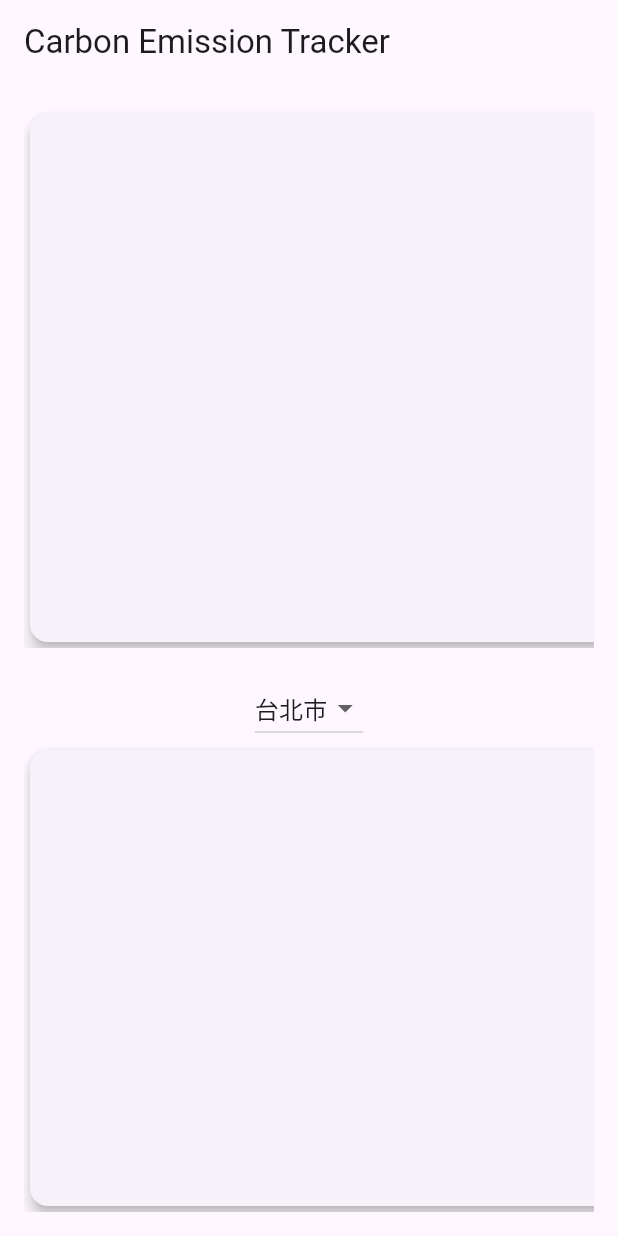
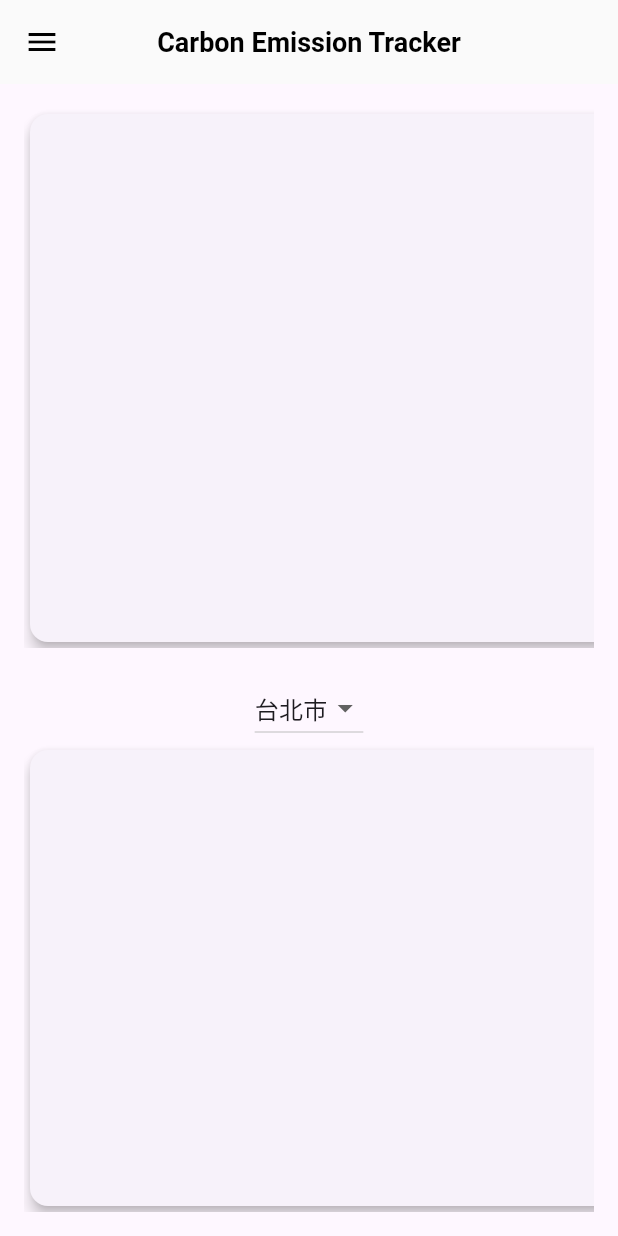
Before and after one commit to HowHaoChih/Carbon_APP_Fonted, a Flutter app: the first screen one second after launch, on a phone screen of 412 x 824 dp. Run offline on Flutter 3.47's test engine with Material 3 defaults, Android fonts, the phone set to English and light mode, and no system bars; our stand-ins replace fl_chart, flutter_svg.

Commit message:
implement sidebar

```diff
--- a/carbon_app/lib/screens/home_screen.dart
+++ b/carbon_app/lib/screens/home_screen.dart
@@ -1,6 +1,7 @@
 import 'package:flutter/material.dart';
-import '../widgets/national_chart.dart';
-import '../widgets/city_chart.dart';
+import 'package:flutter_svg/svg.dart';
+import '../widgets/national_chart.dart'; // 引入全國碳排放圖表的 widget
+import '../widgets/city_chart.dart'; // 引入城市碳排放圖表的 widget
 
 class HomeScreen extends StatefulWidget {
   const HomeScreen({super.key});
@@ -10,33 +11,93 @@ class HomeScreen extends StatefulWidget {
 }
 
 class _HomeScreenState extends State<HomeScreen> {
-  String selectedCity = "台北市"; // 預設城市
+  // 預設選擇的城市名稱，初始值為 "台北市"
+  String selectedCity = "台北市";
 
   @override
   Widget build(BuildContext context) {
     return Scaffold(
-      appBar: AppBar(
-        title: const Text("Carbon Emission Tracker"),
+      // Scaffold 是 Flutter 提供的基礎頁面框架，包含 appBar、drawer 和 body
+      appBar: appBar(), // 自定義的 AppBar
+      drawer: Drawer(
+        // 左側的抽屜導航欄
+        child: ListView(
+          padding: EdgeInsets.zero, // 移除默認內邊距
+          children: <Widget>[
+            // 顯示抽屜頂部的空間以適應狀態欄
+            Container(
+              padding: EdgeInsets.only(
+                top: MediaQuery.of(context).padding.top,
+              ),
+            ),
+            // 抽屜選項 - 首頁
+            ListTile(
+              leading: const Icon(Icons.home), // Icon 圖標：首頁
+              title: const Text('首頁'),
+              onTap: () {
+                Navigator.pop(context); // 關閉抽屜
+                // 添加其他邏輯處理（例如跳轉頁面）
+              },
+            ),
+            // 抽屜選項 - 產業視圖
+            ListTile(
+              leading: const Icon(Icons.factory), // Icon 圖標：工廠
+              title: const Text('產業視圖'),
+              onTap: () {
+                Navigator.pop(context); // 關閉抽屜
+                // 添加其他邏輯處理
+              },
+            ),
+            // 抽屜選項 - 縣市產業視圖
+            ListTile(
+              leading: const Icon(Icons.format_list_bulleted), // Icon 圖標：清單
+              title: const Text('縣市產業視圖'),
+              onTap: () {
+                Navigator.pop(context); // 關閉抽屜
+                // 添加其他邏輯處理
+              },
+            ),
+            // 抽屜選項 - 單年視圖
+            ListTile(
+              leading: const Icon(Icons.pie_chart), // Icon 圖標：圓餅圖
+              title: const Text('單年視圖'),
+              onTap: () {
+                Navigator.pop(context); // 關閉抽屜
+                // 添加其他邏輯處理
+              },
+            ),
+            // 抽屜選項 - 地圖視角
+            ListTile(
+              leading: const Icon(Icons.map), // Icon 圖標：地圖
+              title: const Text('地圖視角'),
+              onTap: () {
+                Navigator.pop(context); // 關閉抽屜
+                // 添加其他邏輯處理
+              },
+            ),
+          ],
+        ),
       ),
       body: Padding(
-        padding: const EdgeInsets.all(16.0),
+        padding: const EdgeInsets.all(16.0), // 整個頁面內容四周的內邊距
         child: Column(
           children: [
-            // 全國碳排放趨勢圖
+            // 全國碳排放趨勢圖表
             const Expanded(
-              flex: 2,
-              child: NationalChart(),
+              flex: 2, // 占用父容器 2 倍的空間
+              child: NationalChart(), // 顯示全國碳排放趨勢的自定義 widget
             ),
-            const SizedBox(height: 16),
+            const SizedBox(height: 16), // 垂直間距
             // 城市碳排放趨勢圖
             Expanded(
-              flex: 2,
+              flex: 2, // 占用父容器 2 倍的空間
               child: Column(
                 children: [
                   // 城市選擇下拉選單
                   DropdownButton<String>(
-                    value: selectedCity,
+                    value: selectedCity, // 當前選中的城市
                     items: const [
+                      // 縣市選項列表
                       "南投縣",
                       "台中市",
                       "台北市",
@@ -60,20 +121,22 @@ class _HomeScreenState extends State<HomeScreen> {
                       "雲林縣",
                       "高雄市"
                     ].map((String city) {
+                      // 將每個城市名稱轉為 DropdownMenuItem
                       return DropdownMenuItem<String>(
-                        value: city,
-                        child: Text(city),
+                        value: city, // 城市名稱
+                        child: Text(city), // 顯示城市名稱
                       );
                     }).toList(),
                     onChanged: (value) {
+                      // 當用戶選擇不同的城市時觸發
                       setState(() {
-                        selectedCity = value!;
+                        selectedCity = value!; // 更新選中的城市
                       });
                     },
                   ),
-                  // 城市碳排放圖表，當選擇不同的縣市時重新刷新
+                  // 城市碳排放趨勢圖表
                   Expanded(
-                    child: CityChart(city: selectedCity),
+                    child: CityChart(city: selectedCity), // 顯示選中城市的碳排放數據
                   ),
                 ],
               ),
@@ -83,4 +146,32 @@ class _HomeScreenState extends State<HomeScreen> {
       ),
     );
   }
+
+  // 自定義的 AppBar
+  AppBar appBar() {
+    return AppBar(
+      title: const Text(
+        "Carbon Emission Tracker", // 應用標題
+        style: TextStyle(
+          color: Colors.black, // 標題文字顏色
+          fontSize: 18, // 字體大小
+          fontWeight: FontWeight.bold, // 粗體
+        ),
+      ),
+      backgroundColor: const Color.fromARGB(255, 250, 250, 250), // AppBar 背景色
+      elevation: 0.0, // 移除陰影
+      centerTitle: true, // 標題置中
+      leading: Builder(
+        builder: (BuildContext context) {
+          return IconButton(
+            icon: const Icon(Icons.menu, color: Colors.black), // 菜單圖標
+            onPressed: () {
+              Scaffold.of(context).openDrawer(); // 點擊圖標打開抽屜
+            },
+          );
+        },
+      ),
+      actions: <Widget>[], // AppBar 的其他動作按鈕
+    );
+  }
 }
--- a/carbon_app/pubspec.yaml
+++ b/carbon_app/pubspec.yaml
@@ -20,6 +20,9 @@ dependencies:
 
   # iOS 風格的圖標支持
   cupertino_icons: ^1.0.8
+
+  # Scalable Vector Graphics (SVG)
+  flutter_svg: ^2.0.15
 
   # 用於狀態管理
   provider: ^6.1.2
@@ -68,6 +71,7 @@ flutter:
     - assets/data/Electricity_CarbonEmissions_10ktonCO2e.csv
     - assets/data/ManufacturingAndConstruction_CarbonEmissions_10ktonCO2e.csv
     - assets/data/TotalCarbonEmissions_AllSectors_10ktonCO2e.csv
+    - assets/icons/
 
 
   # 自定義字體
```
Also changed, not shown: carbon_app/assets/icons/dots.svg (added), carbon_app/assets/icons/menu1.svg (added), carbon_app/assets/icons/menu2.svg (added), carbon_app/assets/icons/menu3.svg (added), carbon_app/assets/icons/more1.svg (added), carbon_app/assets/icons/more2.svg (added), carbon_app/pubspec.lock, 2 other files.
